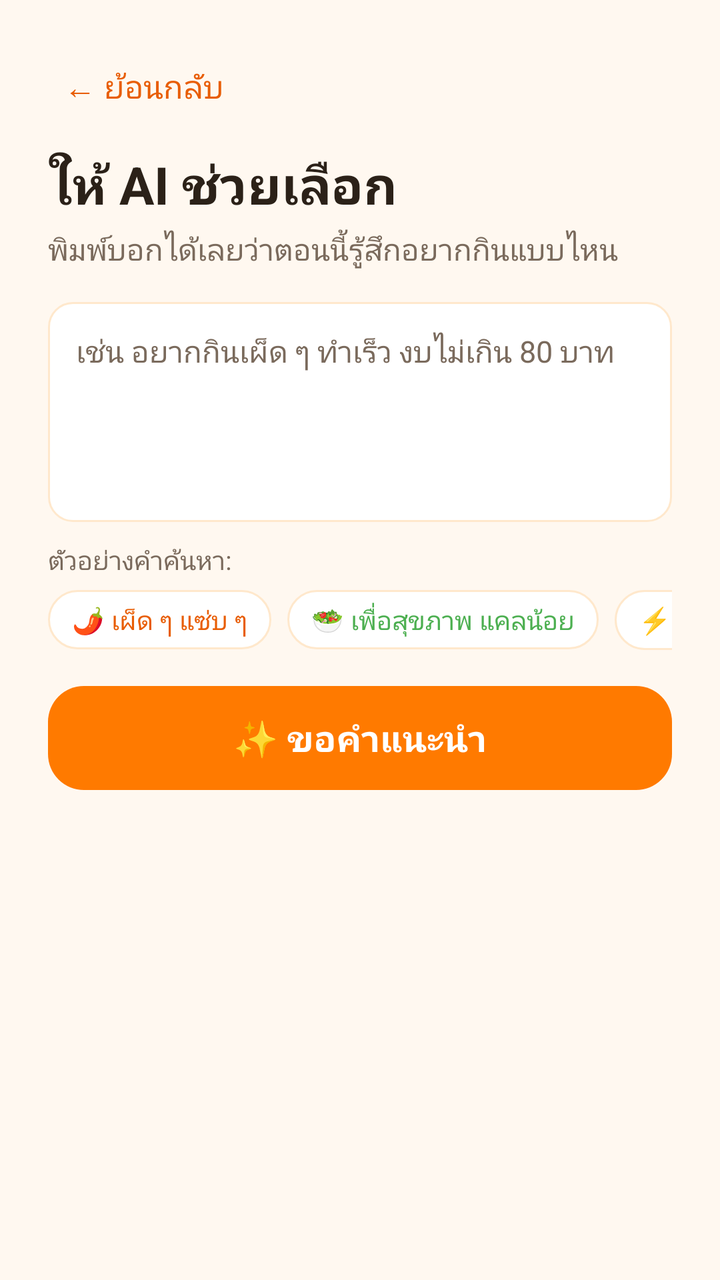
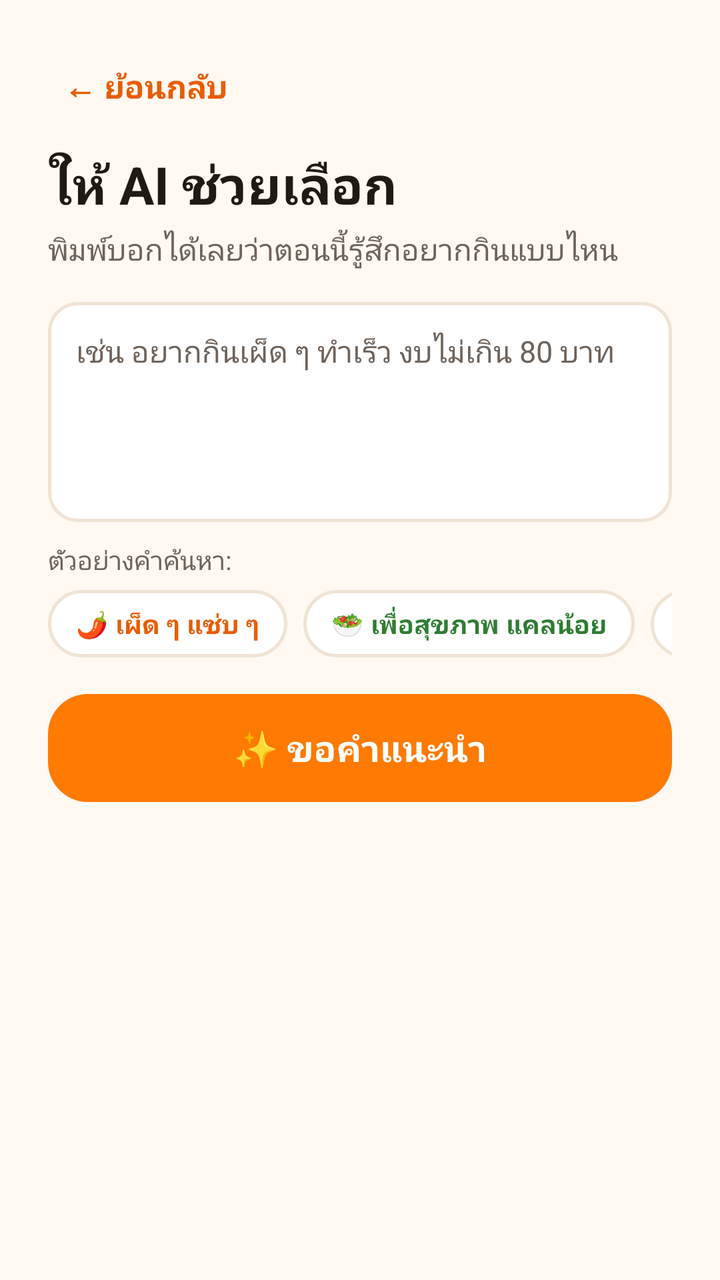

Before-and-after screenshots of an Android layout around one commit, followed by the original layout XML and the change that was made.
<!-- AndroidManifest.xml: application theme Theme.GinRaiDee -->
<!-- res/layout/activity_ai.xml -->
<?xml version="1.0" encoding="utf-8"?>
<LinearLayout xmlns:android="http://schemas.android.com/apk/res/android"
    xmlns:app="http://schemas.android.com/apk/res-auto"
    android:layout_width="match_parent"
    android:layout_height="match_parent"
    android:background="@color/cream"
    android:orientation="vertical"
    android:padding="24dp">

    <TextView
        android:id="@+id/btnBack"
        android:layout_width="wrap_content"
        android:layout_height="wrap_content"
        android:padding="8dp"
        android:text="@string/back"
        android:textColor="@color/orange_dark"
        android:textSize="16sp" />

    <TextView
        android:layout_width="wrap_content"
        android:layout_height="wrap_content"
        android:layout_marginTop="12dp"
        android:text="@string/ai_title"
        android:textColor="@color/text_primary"
        android:textSize="26sp"
        android:textStyle="bold" />

    <TextView
        android:layout_width="wrap_content"
        android:layout_height="wrap_content"
        android:layout_marginTop="4dp"
        android:text="@string/ai_subtitle"
        android:textColor="@color/text_secondary"
        android:textSize="15sp" />

    <EditText
        android:id="@+id/etPrompt"
        android:layout_width="match_parent"
        android:layout_height="110dp"
        android:layout_marginTop="16dp"
        android:background="@drawable/bg_input"
        android:gravity="top|start"
        android:hint="@string/ai_hint"
        android:importantForAutofill="no"
        android:inputType="textMultiLine|text"
        android:isScrollContainer="true"
        android:padding="14dp"
        android:scrollbars="vertical"
        android:textColor="@color/text_primary"
        android:textColorHint="@color/text_secondary"
        android:textSize="15sp" />

    <TextView
        android:layout_width="wrap_content"
        android:layout_height="wrap_content"
        android:layout_marginTop="10dp"
        android:text="@string/ai_quick_suggestions"
        android:textColor="@color/text_secondary"
        android:textSize="13sp" />

    <HorizontalScrollView
        android:layout_width="match_parent"
        android:layout_height="wrap_content"
        android:layout_marginTop="6dp"
        android:scrollbars="none">

        <LinearLayout
            android:layout_width="wrap_content"
            android:layout_height="wrap_content"
            android:orientation="horizontal">

            <TextView
                android:id="@+id/chipSpicy"
                android:layout_width="wrap_content"
                android:layout_height="wrap_content"
                android:background="@drawable/bg_chip"
                android:clickable="true"
                android:focusable="true"
                android:paddingStart="12dp"
                android:paddingTop="6dp"
                android:paddingEnd="12dp"
                android:paddingBottom="6dp"
                android:text="@string/ai_chip_spicy"
                android:textColor="@color/orange_dark"
                android:textSize="13sp" />

            <TextView
                android:id="@+id/chipHealthy"
                android:layout_width="wrap_content"
                android:layout_height="wrap_content"
                android:layout_marginStart="8dp"
                android:background="@drawable/bg_chip"
                android:clickable="true"
                android:focusable="true"
                android:paddingStart="12dp"
                android:paddingTop="6dp"
                android:paddingEnd="12dp"
                android:paddingBottom="6dp"
                android:text="@string/ai_chip_healthy"
                android:textColor="@color/cat_healthy"
                android:textSize="13sp" />

            <TextView
                android:id="@+id/chipFast"
                android:layout_width="wrap_content"
                android:layout_height="wrap_content"
                android:layout_marginStart="8dp"
                android:background="@drawable/bg_chip"
                android:clickable="true"
                android:focusable="true"
                android:paddingStart="12dp"
                android:paddingTop="6dp"
                android:paddingEnd="12dp"
                android:paddingBottom="6dp"
                android:text="@string/ai_chip_fast"
                android:textColor="@color/cat_fast"
                android:textSize="13sp" />

            <TextView
                android:id="@+id/chipDessert"
                android:layout_width="wrap_content"
                android:layout_height="wrap_content"
                android:layout_marginStart="8dp"
                android:background="@drawable/bg_chip"
                android:clickable="true"
                android:focusable="true"
                android:paddingStart="12dp"
                android:paddingTop="6dp"
                android:paddingEnd="12dp"
                android:paddingBottom="6dp"
                android:text="@string/ai_chip_dessert"
                android:textColor="@color/cat_dessert"
                android:textSize="13sp" />

            <TextView
                android:id="@+id/chipSharing"
                android:layout_width="wrap_content"
                android:layout_height="wrap_content"
                android:layout_marginStart="8dp"
                android:background="@drawable/bg_chip"
                android:clickable="true"
                android:focusable="true"
                android:paddingStart="12dp"
                android:paddingTop="6dp"
                android:paddingEnd="12dp"
                android:paddingBottom="6dp"
                android:text="@string/ai_chip_sharing"
                android:textColor="@color/cat_sharing"
                android:textSize="13sp" />

        </LinearLayout>
    </HorizontalScrollView>

    <com.google.android.material.button.MaterialButton
        android:id="@+id/btnAsk"
        android:layout_width="match_parent"
        android:layout_height="60dp"
        android:layout_marginTop="14dp"
        android:text="@string/ai_ask"
        android:textSize="18sp"
        android:textStyle="bold"
        app:backgroundTint="@color/orange_primary"
        app:cornerRadius="18dp" />

    <ProgressBar
        android:id="@+id/progressBar"
        android:layout_width="wrap_content"
        android:layout_height="wrap_content"
        android:layout_gravity="center_horizontal"
        android:layout_marginTop="16dp"
        android:visibility="gone" />

    <TextView
        android:id="@+id/tvStatus"
        android:layout_width="match_parent"
        android:layout_height="wrap_content"
        android:layout_marginTop="14dp"
        android:textColor="@color/text_secondary"
        android:textSize="14sp" />

    <androidx.recyclerview.widget.RecyclerView
        android:id="@+id/rvSuggestions"
        android:layout_width="match_parent"
        android:layout_height="0dp"
        android:layout_marginTop="10dp"
        android:layout_weight="1"
        android:clipToPadding="false"
        android:paddingBottom="16dp" />

</LinearLayout>
<!-- resources referenced by this layout -->
<resources>
  <color name="cat_dessert">#EC7FA9</color>
  <color name="cat_fast">#FF9800</color>
  <color name="cat_healthy">#4CAF50</color>
  <color name="cat_sharing">#E53935</color>
  <color name="cream">#FFF8F0</color>
  <color name="orange_dark">#E85D04</color>
  <color name="orange_primary">#FF7A00</color>
  <color name="text_primary">#2B2118</color>
  <color name="text_secondary">#7A6A5C</color>
  <!-- drawable bg_chip (drawable) -->
  <?xml version="1.0" encoding="utf-8"?>
  <ripple xmlns:android="http://schemas.android.com/apk/res/android"
      android:color="@color/orange_light">
      <item>
          <shape android:shape="rectangle">
              <solid android:color="@color/white" />
              <corners android:radius="16dp" />
              <stroke
                  android:width="1dp"
                  android:color="@color/orange_light" />
          </shape>
      </item>
  </ripple>
  <!-- drawable bg_input (drawable) -->
  <?xml version="1.0" encoding="utf-8"?>
  <shape xmlns:android="http://schemas.android.com/apk/res/android"
      android:shape="rectangle">
      <solid android:color="@color/white" />
      <corners android:radius="12dp" />
      <stroke
          android:width="1dp"
          android:color="@color/orange_light" />
  </shape>
  <string name="ai_ask">✨  ขอคำแนะนำ</string>
  <string name="ai_chip_dessert">🍰 ของหวาน ล้างปาก</string>
  <string name="ai_chip_fast">⚡ ด่วน ๆ งบไม่เกิน 80</string>
  <string name="ai_chip_healthy">🥗 เพื่อสุขภาพ แคลน้อย</string>
  <string name="ai_chip_sharing">🍲 ปาร์ตี้ สังสรรค์</string>
  <string name="ai_chip_spicy">🌶️ เผ็ด ๆ แซ่บ ๆ</string>
  <string name="ai_hint">เช่น อยากกินเผ็ด ๆ ทำเร็ว งบไม่เกิน 80 บาท</string>
  <string name="ai_quick_suggestions">ตัวอย่างคำค้นหา:</string>
  <string name="ai_subtitle">พิมพ์บอกได้เลยว่าตอนนี้รู้สึกอยากกินแบบไหน</string>
  <string name="ai_title">ให้ AI ช่วยเลือก</string>
  <string name="back">← ย้อนกลับ</string>
  <style name="Theme.GinRaiDee" parent="Theme.Material3.DayNight.NoActionBar">
          <item name="colorPrimary">@color/orange_primary</item>
          <item name="colorPrimaryDark">@color/orange_dark</item>
          <item name="colorAccent">@color/orange_primary</item>
          <item name="android:windowBackground">@color/cream</item>
          <item name="android:statusBarColor">@color/orange_primary</item>
      </style>
  <color name="orange_light">#FFE8CC</color>
  <color name="white">#FFFFFF</color>
</resources>

<!-- the commit's change to res/layout/activity_ai.xml (unified diff, before → after) -->
@@ -14,7 +14,8 @@
         android:padding="8dp"
         android:text="@string/back"
         android:textColor="@color/orange_dark"
-        android:textSize="16sp" />
+        android:textSize="16sp"
+        android:textStyle="bold" />
 
     <TextView
         android:layout_width="wrap_content"
@@ -76,13 +77,14 @@
                 android:background="@drawable/bg_chip"
                 android:clickable="true"
                 android:focusable="true"
-                android:paddingStart="12dp"
-                android:paddingTop="6dp"
-                android:paddingEnd="12dp"
-                android:paddingBottom="6dp"
+                android:paddingStart="14dp"
+                android:paddingTop="8dp"
+                android:paddingEnd="14dp"
+                android:paddingBottom="8dp"
                 android:text="@string/ai_chip_spicy"
                 android:textColor="@color/orange_dark"
-                android:textSize="13sp" />
+                android:textSize="13sp"
+                android:textStyle="bold" />
 
             <TextView
                 android:id="@+id/chipHealthy"
@@ -92,13 +94,14 @@
                 android:background="@drawable/bg_chip"
                 android:clickable="true"
                 android:focusable="true"
-                android:paddingStart="12dp"
-                android:paddingTop="6dp"
-                android:paddingEnd="12dp"
-                android:paddingBottom="6dp"
+                android:paddingStart="14dp"
+                android:paddingTop="8dp"
+                android:paddingEnd="14dp"
+                android:paddingBottom="8dp"
                 android:text="@string/ai_chip_healthy"
                 android:textColor="@color/cat_healthy"
-                android:textSize="13sp" />
+                android:textSize="13sp"
+                android:textStyle="bold" />
 
             <TextView
                 android:id="@+id/chipFast"
@@ -108,13 +111,14 @@
                 android:background="@drawable/bg_chip"
                 android:clickable="true"
                 android:focusable="true"
-                android:paddingStart="12dp"
-                android:paddingTop="6dp"
-                android:paddingEnd="12dp"
-                android:paddingBottom="6dp"
+                android:paddingStart="14dp"
+                android:paddingTop="8dp"
+                android:paddingEnd="14dp"
+                android:paddingBottom="8dp"
                 android:text="@string/ai_chip_fast"
                 android:textColor="@color/cat_fast"
-                android:textSize="13sp" />
+                android:textSize="13sp"
+                android:textStyle="bold" />
 
             <TextView
                 android:id="@+id/chipDessert"
@@ -124,13 +128,14 @@
                 android:background="@drawable/bg_chip"
                 android:clickable="true"
                 android:focusable="true"
-                android:paddingStart="12dp"
-                android:paddingTop="6dp"
-                android:paddingEnd="12dp"
-                android:paddingBottom="6dp"
+                android:paddingStart="14dp"
+                android:paddingTop="8dp"
+                android:paddingEnd="14dp"
+                android:paddingBottom="8dp"
                 android:text="@string/ai_chip_dessert"
                 android:textColor="@color/cat_dessert"
-                android:textSize="13sp" />
+                android:textSize="13sp"
+                android:textStyle="bold" />
 
             <TextView
                 android:id="@+id/chipSharing"
@@ -140,13 +145,14 @@
                 android:background="@drawable/bg_chip"
                 android:clickable="true"
                 android:focusable="true"
-                android:paddingStart="12dp"
-                android:paddingTop="6dp"
-                android:paddingEnd="12dp"
-                android:paddingBottom="6dp"
+                android:paddingStart="14dp"
+                android:paddingTop="8dp"
+                android:paddingEnd="14dp"
+                android:paddingBottom="8dp"
                 android:text="@string/ai_chip_sharing"
                 android:textColor="@color/cat_sharing"
-                android:textSize="13sp" />
+                android:textSize="13sp"
+                android:textStyle="bold" />
 
         </LinearLayout>
     </HorizontalScrollView>
@@ -154,13 +160,13 @@
     <com.google.android.material.button.MaterialButton
         android:id="@+id/btnAsk"
         android:layout_width="match_parent"
-        android:layout_height="60dp"
+        android:layout_height="62dp"
         android:layout_marginTop="14dp"
         android:text="@string/ai_ask"
         android:textSize="18sp"
         android:textStyle="bold"
         app:backgroundTint="@color/orange_primary"
-        app:cornerRadius="18dp" />
+        app:cornerRadius="20dp" />
 
     <ProgressBar
         android:id="@+id/progressBar"
<!-- resource entries referenced after the edit -->
@@ -1,14 +1,14 @@
 <!-- resources referenced by this layout -->
 <resources>
-  <color name="cat_dessert">#EC7FA9</color>
-  <color name="cat_fast">#FF9800</color>
-  <color name="cat_healthy">#4CAF50</color>
-  <color name="cat_sharing">#E53935</color>
-  <color name="cream">#FFF8F0</color>
+  <color name="cat_dessert">#D81B60</color>
+  <color name="cat_fast">#F57C00</color>
+  <color name="cat_healthy">#2E7D32</color>
+  <color name="cat_sharing">#D32F2F</color>
+  <color name="cream">#FFF9F2</color>
   <color name="orange_dark">#E85D04</color>
   <color name="orange_primary">#FF7A00</color>
-  <color name="text_primary">#2B2118</color>
-  <color name="text_secondary">#7A6A5C</color>
+  <color name="text_primary">#1F1A14</color>
+  <color name="text_secondary">#6E6259</color>
   <!-- drawable bg_chip (drawable) -->
   <?xml version="1.0" encoding="utf-8"?>
   <ripple xmlns:android="http://schemas.android.com/apk/res/android"
@@ -16,10 +16,10 @@
       <item>
           <shape android:shape="rectangle">
               <solid android:color="@color/white" />
-              <corners android:radius="16dp" />
+              <corners android:radius="18dp" />
               <stroke
-                  android:width="1dp"
-                  android:color="@color/orange_light" />
+                  android:width="1.5dp"
+                  android:color="@color/border_color" />
           </shape>
       </item>
   </ripple>
@@ -28,10 +28,10 @@
   <shape xmlns:android="http://schemas.android.com/apk/res/android"
       android:shape="rectangle">
       <solid android:color="@color/white" />
-      <corners android:radius="12dp" />
+      <corners android:radius="14dp" />
       <stroke
-          android:width="1dp"
-          android:color="@color/orange_light" />
+          android:width="1.5dp"
+          android:color="@color/border_color" />
   </shape>
   <string name="ai_ask">✨  ขอคำแนะนำ</string>
   <string name="ai_chip_dessert">🍰 ของหวาน ล้างปาก</string>
@@ -51,7 +51,8 @@
           <item name="android:windowBackground">@color/cream</item>
           <item name="android:statusBarColor">@color/orange_primary</item>
       </style>
-  <color name="orange_light">#FFE8CC</color>
+  <color name="orange_light">#FFF0E0</color>
   <color name="white">#FFFFFF</color>
+  <color name="border_color">#F0E3D3</color>
 </resources>
 
